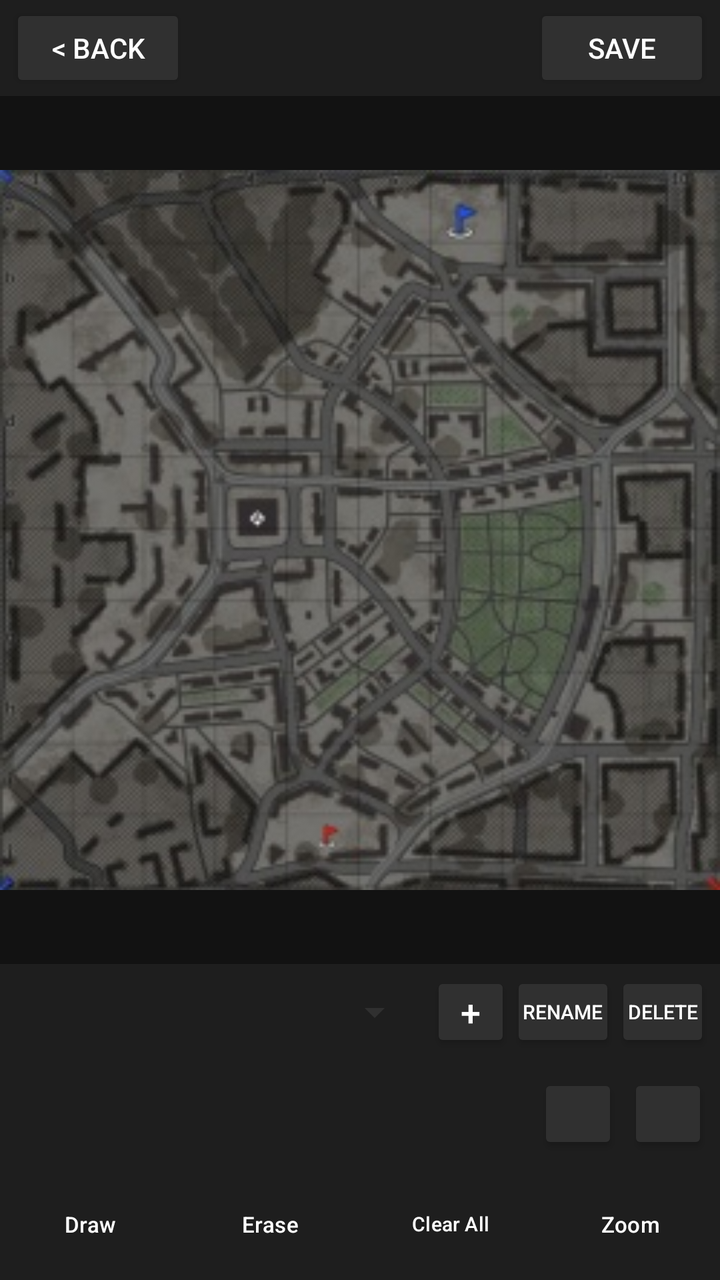
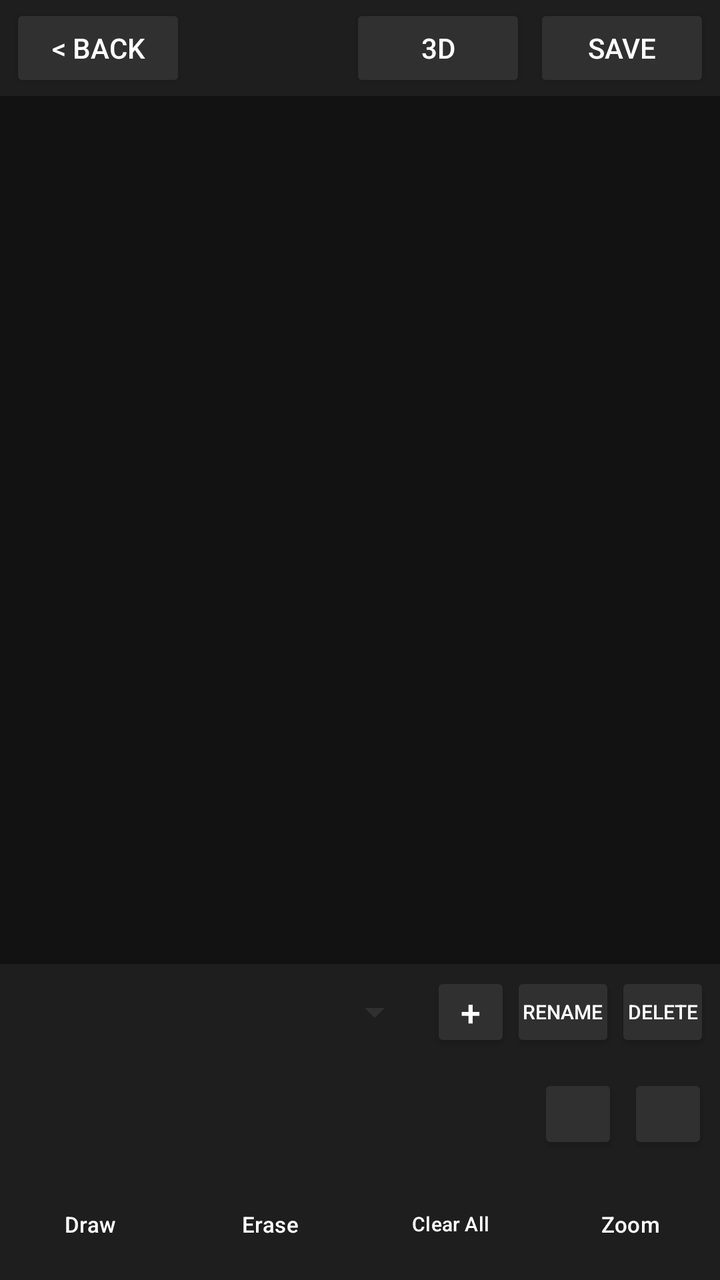

The first picture is an Android layout as it rendered before a commit; the second is the same layout after the commit. The layout source and the unified diff follow.
<!-- AndroidManifest.xml: application theme Theme.WarThunderMapDraw -->
<!-- res/layout/activity_map_view.xml -->
<?xml version="1.0" encoding="utf-8"?>
<LinearLayout xmlns:android="http://schemas.android.com/apk/res/android"
    xmlns:app="http://schemas.android.com/apk/res-auto"
    xmlns:tools="http://schemas.android.com/tools"
    android:id="@+id/main"
    android:layout_width="match_parent"
    android:layout_height="match_parent"
    android:orientation="vertical"
    android:background="@color/dark_background"
    tools:context=".MapViewActivity">

    <LinearLayout
        android:layout_width="match_parent"
        android:layout_height="wrap_content"
        android:minHeight="48dp"
        android:orientation="horizontal"
        android:gravity="center_vertical"
        android:background="@color/dark_surface">

        <Button
            android:id="@+id/Back"
            android:layout_width="wrap_content"
            android:layout_height="wrap_content"
            android:minHeight="44dp"
            android:layout_marginStart="5dp"
            android:backgroundTint="@color/dark_button"
            android:textColor="@color/white"
            android:text="&lt; Back"
            android:textSize="14sp" />

        <View
            android:layout_width="0dp"
            android:layout_height="1dp"
            android:layout_weight="1" />

        <Button
            android:id="@+id/Save"
            android:layout_width="wrap_content"
            android:layout_height="wrap_content"
            android:minHeight="44dp"
            android:layout_marginEnd="5dp"
            android:backgroundTint="@color/dark_button"
            android:textColor="@color/white"
            android:text="Save"
            android:textSize="14sp" />

    </LinearLayout>

    <FrameLayout
        android:id="@+id/mapFrame"
        android:layout_width="match_parent"
        android:layout_height="0dp"
        android:layout_weight="1"
        android:background="@color/dark_background">

        <FrameLayout
            android:id="@+id/mapContent"
            android:layout_width="match_parent"
            android:layout_height="match_parent">

            <ImageView
                android:id="@+id/mapImageView"
                android:layout_width="match_parent"
                android:layout_height="match_parent"
                android:adjustViewBounds="true"
                android:scaleType="fitCenter"
                app:srcCompat="@drawable/map_250px_maplayout_conquest1_advancetotherhine_abrbsb" />

        </FrameLayout>

        <LinearLayout
            android:id="@+id/colorButtons"
            android:layout_width="wrap_content"
            android:layout_height="wrap_content"
            android:layout_gravity="top|end"
            android:layout_margin="8dp"
            android:background="@drawable/color_popup_background"
            android:elevation="6dp"
            android:orientation="horizontal"
            android:padding="4dp"
            android:visibility="gone">

            <View
                android:id="@+id/colorRed"
                android:layout_width="32dp"
                android:layout_height="32dp"
                android:layout_margin="4dp"
                android:background="@drawable/color_circle"
                android:backgroundTint="#FF0000" />

            <View
                android:id="@+id/colorGreen"
                android:layout_width="32dp"
                android:layout_height="32dp"
                android:layout_margin="4dp"
                android:background="@drawable/color_circle"
                android:backgroundTint="#00FF00" />

            <View
                android:id="@+id/colorBlue"
                android:layout_width="32dp"
                android:layout_height="32dp"
                android:layout_margin="4dp"
                android:background="@drawable/color_circle"
                android:backgroundTint="#0000FF" />

            <View
                android:id="@+id/colorYellow"
                android:layout_width="32dp"
                android:layout_height="32dp"
                android:layout_margin="4dp"
                android:background="@drawable/color_circle"
                android:backgroundTint="#FFFF00" />

            <View
                android:id="@+id/colorOrange"
                android:layout_width="32dp"
                android:layout_height="32dp"
                android:layout_margin="4dp"
                android:background="@drawable/color_circle"
                android:backgroundTint="#FF8C00" />

            <View
                android:id="@+id/colorPurple"
                android:layout_width="32dp"
                android:layout_height="32dp"
                android:layout_margin="4dp"
                android:background="@drawable/color_circle"
                android:backgroundTint="#A046DC" />

            <View
                android:id="@+id/colorWhite"
                android:layout_width="32dp"
                android:layout_height="32dp"
                android:layout_margin="4dp"
                android:background="@drawable/color_circle"
                android:backgroundTint="#FFFFFF" />

        </LinearLayout>

    </FrameLayout>

    <LinearLayout
        android:layout_width="match_parent"
        android:layout_height="wrap_content"
        android:minHeight="48dp"
        android:orientation="horizontal"
        android:gravity="center_vertical"
        android:paddingStart="5dp"
        android:paddingEnd="5dp"
        android:background="@color/dark_surface">

        <Spinner
            android:id="@+id/tacticSpinner"
            android:layout_width="0dp"
            android:layout_height="44dp"
            android:layout_weight="1"
            android:layout_marginEnd="4dp"
            android:backgroundTint="@color/dark_button"
            android:spinnerMode="dropdown" />

        <Button
            android:id="@+id/AddTactic"
            android:layout_width="40dp"
            android:layout_height="40dp"
            android:minWidth="0dp"
            android:padding="0dp"
            android:backgroundTint="@color/dark_button"
            android:textColor="@color/white"
            android:text="+"
            android:textSize="18sp" />

        <Button
            android:id="@+id/RenameTactic"
            android:layout_width="wrap_content"
            android:layout_height="40dp"
            android:minWidth="0dp"
            android:paddingStart="6dp"
            android:paddingEnd="6dp"
            android:backgroundTint="@color/dark_button"
            android:textColor="@color/white"
            android:text="Rename"
            android:textSize="10sp" />

        <Button
            android:id="@+id/DeleteTactic"
            android:layout_width="wrap_content"
            android:layout_height="40dp"
            android:minWidth="0dp"
            android:paddingStart="6dp"
            android:paddingEnd="6dp"
            android:backgroundTint="@color/dark_button"
            android:textColor="@color/white"
            android:text="Delete"
            android:textSize="10sp" />

    </LinearLayout>

    <LinearLayout
        android:layout_width="match_parent"
        android:layout_height="54dp"
        android:minHeight="54dp"
        android:gravity="center_vertical"
        android:orientation="horizontal"
        android:paddingStart="6dp"
        android:paddingEnd="6dp"
        android:background="@color/dark_surface"
        android:clipChildren="true"
        android:clipToPadding="true">

        <HorizontalScrollView
            android:layout_width="0dp"
            android:layout_height="match_parent"
            android:layout_weight="1"
            android:layout_marginEnd="6dp"
            android:fillViewport="false"
            android:scrollbars="none"
            android:clipChildren="true"
            android:clipToPadding="true"
            android:overScrollMode="never">

            <LinearLayout
                android:id="@+id/legendContainer"
                android:layout_width="wrap_content"
                android:layout_height="match_parent"
                android:gravity="center_vertical"
                android:orientation="horizontal" />

        </HorizontalScrollView>

        <Button
            android:id="@+id/Undo"
            android:layout_width="40dp"
            android:layout_height="40dp"
            android:minWidth="0dp"
            android:padding="0dp"
            android:backgroundTint="@color/dark_button"
            android:contentDescription="Undo"
            android:text=""
            app:icon="@drawable/ic_undo"
            app:iconTint="@color/white"
            app:iconSize="22dp"
            app:iconPadding="0dp"
            app:iconGravity="textStart" />

        <Button
            android:id="@+id/Redo"
            android:layout_width="40dp"
            android:layout_height="40dp"
            android:layout_marginStart="5dp"
            android:minWidth="0dp"
            android:padding="0dp"
            android:backgroundTint="@color/dark_button"
            android:contentDescription="Redo"
            android:text=""
            app:icon="@drawable/ic_redo"
            app:iconTint="@color/white"
            app:iconSize="22dp"
            app:iconPadding="0dp"
            app:iconGravity="textStart" />

    </LinearLayout>

    <LinearLayout
        android:layout_width="match_parent"
        android:layout_height="56dp"
        android:background="@color/dark_surface"
        android:orientation="horizontal">

        <Button
            android:id="@+id/draw"
            style="@style/Widget.Material3.Button"
            android:layout_width="0dp"
            android:layout_height="match_parent"
            android:layout_weight="1"
            android:backgroundTint="@color/dark_button"
            android:textColor="@color/white"
            android:minWidth="0dp"
            android:paddingStart="2dp"
            android:paddingEnd="2dp"
            android:singleLine="true"
            android:text="Draw"
            android:textSize="11sp"
            app:icon="@drawable/ic_pen"
            app:iconTint="@color/white"
            app:iconSize="16dp"
            app:iconPadding="2dp"
            app:iconGravity="textStart" />

        <Button
            android:id="@+id/Erser"
            style="@style/Widget.Material3.Button"
            android:layout_width="0dp"
            android:layout_height="match_parent"
            android:layout_weight="1"
            android:backgroundTint="@color/dark_button"
            android:textColor="@color/white"
            android:minWidth="0dp"
            android:paddingStart="2dp"
            android:paddingEnd="2dp"
            android:singleLine="true"
            android:text="Erase"
            android:textSize="11sp"
            app:icon="@drawable/ic_eraser"
            app:iconTint="@color/white"
            app:iconSize="16dp"
            app:iconPadding="2dp"
            app:iconGravity="textStart" />

        <Button
            android:id="@+id/ClearAll"
            style="@style/Widget.Material3.Button"
            android:layout_width="0dp"
            android:layout_height="match_parent"
            android:layout_weight="1"
            android:backgroundTint="@color/dark_button"
            android:textColor="@color/white"
            android:minWidth="0dp"
            android:paddingStart="2dp"
            android:paddingEnd="2dp"
            android:singleLine="true"
            android:text="Clear All"
            android:textSize="10sp"
            app:icon="@drawable/ic_eraser"
            app:iconTint="@color/white"
            app:iconSize="16dp"
            app:iconPadding="2dp"
            app:iconGravity="textStart" />

        <Button
            android:id="@+id/Zoom"
            style="@style/Widget.Material3.Button"
            android:layout_width="0dp"
            android:layout_height="match_parent"
            android:layout_weight="1"
            android:backgroundTint="@color/dark_button"
            android:textColor="@color/white"
            android:minWidth="0dp"
            android:paddingStart="2dp"
            android:paddingEnd="2dp"
            android:singleLine="true"
            android:text="Zoom"
            android:textSize="11sp"
            android:contentDescription="Zoom"
            app:icon="@drawable/ic_zoom"
            app:iconTint="@color/white"
            app:iconSize="16dp"
            app:iconPadding="2dp"
            app:iconGravity="textStart" />

    </LinearLayout>

</LinearLayout>
<!-- resources referenced by this layout -->
<resources>
  <color name="dark_background">#121212</color>
  <color name="dark_button">#303030</color>
  <color name="dark_surface">#1E1E1E</color>
  <color name="white">#FFFFFF</color>
  <!-- drawable color_circle (drawable) -->
  <shape xmlns:android="http://schemas.android.com/apk/res/android"
      android:shape="oval">
      <solid android:color="#FFFFFF"/>
  </shape>
  <!-- drawable color_popup_background (drawable) -->
  <shape xmlns:android="http://schemas.android.com/apk/res/android"
      android:shape="rectangle">
      <solid android:color="#CC000000" />
      <corners android:radius="20dp" />
  </shape>
  <!-- drawable ic_eraser (drawable) -->
  <vector xmlns:android="http://schemas.android.com/apk/res/android"
      android:width="24dp"
      android:height="24dp"
      android:viewportWidth="24"
      android:viewportHeight="24">
  
      <path
          android:fillColor="#FFFFFF"
          android:pathData="M16.59,3.59L20.41,7.41a2,2 0,0 1,0 2.83l-9.17,9.17a2,2 0,0 1,-2.83 0L4.59,15.59a2,2 0,0 1,0 -2.83l9.17,-9.17a2,2 0,0 1,2.83 0z" />
  
      <path
          android:fillColor="#252525"
          android:pathData="M14.47,5.71L18.29,9.53 13.35,14.47 9.53,10.65z" />
  
      <path
          android:fillColor="#FFFFFF"
          android:pathData="M8.12,12.06L12.94,16.88 9.83,19.99 5.01,15.17z" />
  
      <path
          android:fillColor="#FFFFFF"
          android:pathData="M9,20h11v2H9z" />
  
  </vector>
  <!-- drawable ic_pen (drawable) -->
  <vector xmlns:android="http://schemas.android.com/apk/res/android"
      android:width="24dp"
      android:height="24dp"
      android:viewportWidth="24"
      android:viewportHeight="24">
      <path
          android:fillColor="#FFFFFF"
          android:pathData="M3,17.25V21h3.75L17.81,9.94l-3.75,-3.75L3,17.25zM20.71,7.04a1,1 0,0 0,0 -1.41l-2.34,-2.34a1,1 0,0 0,-1.41 0l-1.83,1.83 3.75,3.75 1.83,-1.83z"/>
  </vector>
  <!-- drawable ic_redo (drawable) -->
  <vector xmlns:android="http://schemas.android.com/apk/res/android"
      android:width="24dp"
      android:height="24dp"
      android:viewportWidth="24"
      android:viewportHeight="24">
      <path
          android:fillColor="#FFFFFF"
          android:pathData="M11.5,8c2.65,0 5.05,1.02 6.9,2.7L22,7.1V16h-8.9l3.62,-3.62C15.3,11.15 13.5,10.5 11.5,10.5c-3.2,0 -5.9,2.1 -6.8,5H2.6C3.6,10.95 7.2,8 11.5,8z"/>
  </vector>
  <!-- drawable ic_undo (drawable) -->
  <vector xmlns:android="http://schemas.android.com/apk/res/android"
      android:width="24dp"
      android:height="24dp"
      android:viewportWidth="24"
      android:viewportHeight="24">
      <path
          android:fillColor="#FFFFFF"
          android:pathData="M12.5,8C9.85,8 7.45,9.02 5.6,10.7L2,7.1V16h8.9l-3.62,-3.62C8.7,11.15 10.5,10.5 12.5,10.5c3.2,0 5.9,2.1 6.8,5h2.1C20.4,10.95 16.8,8 12.5,8z"/>
  </vector>
  <!-- drawable ic_zoom (drawable) -->
  <vector xmlns:android="http://schemas.android.com/apk/res/android"
      android:width="24dp"
      android:height="24dp"
      android:viewportWidth="24"
      android:viewportHeight="24">
  
      <path
          android:fillColor="#FFFFFF"
          android:pathData="M15.5,14h-0.79l-0.28,-0.27A6.47,6.47 0,0 0,16,9.5 6.5,6.5 0,1 0,9.5,16a6.47,6.47 0,0 0,4.23,-1.57l0.27,0.28v0.79L19.5,22 22,19.5 15.5,14zM9.5,14A4.5,4.5 0,1 1,9.5 5a4.5,4.5 0,0 1,0 9z" />
  
      <path
          android:fillColor="#FFFFFF"
          android:pathData="M9,6h1v3h3v1h-3v3H9v-3H6V9h3z" />
  
  </vector>
  <!-- drawable map_250px_maplayout_conquest1_advancetotherhine_abrbsb: jpg bitmap (drawable, 34051 bytes) -->
  <style name="Theme.WarThunderMapDraw" parent="Base.Theme.WarThunderMapDraw" />
  <style name="Base.Theme.WarThunderMapDraw" parent="Theme.Material3.DayNight.NoActionBar">
          
          
      </style>
</resources>

<!-- the commit's change to res/layout/activity_map_view.xml (unified diff, before → after) -->
@@ -34,6 +34,17 @@
             android:layout_weight="1" />
 
         <Button
+            android:id="@+id/View3D"
+            android:layout_width="wrap_content"
+            android:layout_height="wrap_content"
+            android:minHeight="44dp"
+            android:layout_marginEnd="4dp"
+            android:backgroundTint="@color/dark_button"
+            android:textColor="@color/white"
+            android:text="3D"
+            android:textSize="14sp" />
+
+        <Button
             android:id="@+id/Save"
             android:layout_width="wrap_content"
             android:layout_height="wrap_content"
@@ -63,8 +74,7 @@
                 android:layout_width="match_parent"
                 android:layout_height="match_parent"
                 android:adjustViewBounds="true"
-                android:scaleType="fitCenter"
-                app:srcCompat="@drawable/map_250px_maplayout_conquest1_advancetotherhine_abrbsb" />
+                android:scaleType="fitCenter" />
 
         </FrameLayout>
 
@@ -141,6 +151,7 @@
     </FrameLayout>
 
     <LinearLayout
+        android:id="@+id/tacticControls"
         android:layout_width="match_parent"
         android:layout_height="wrap_content"
         android:minHeight="48dp"
@@ -197,6 +208,7 @@
     </LinearLayout>
 
     <LinearLayout
+        android:id="@+id/legendBar"
         android:layout_width="match_parent"
         android:layout_height="54dp"
         android:minHeight="54dp"
@@ -262,6 +274,7 @@
     </LinearLayout>
 
     <LinearLayout
+        android:id="@+id/drawingControls"
         android:layout_width="match_parent"
         android:layout_height="56dp"
         android:background="@color/dark_surface"
<!-- resource entries referenced after the edit -->
@@ -85,7 +85,6 @@
           android:pathData="M9,6h1v3h3v1h-3v3H9v-3H6V9h3z" />
   
   </vector>
-  <!-- drawable map_250px_maplayout_conquest1_advancetotherhine_abrbsb: jpg bitmap (drawable, 34051 bytes) -->
   <style name="Theme.WarThunderMapDraw" parent="Base.Theme.WarThunderMapDraw" />
   <style name="Base.Theme.WarThunderMapDraw" parent="Theme.Material3.DayNight.NoActionBar">
           
